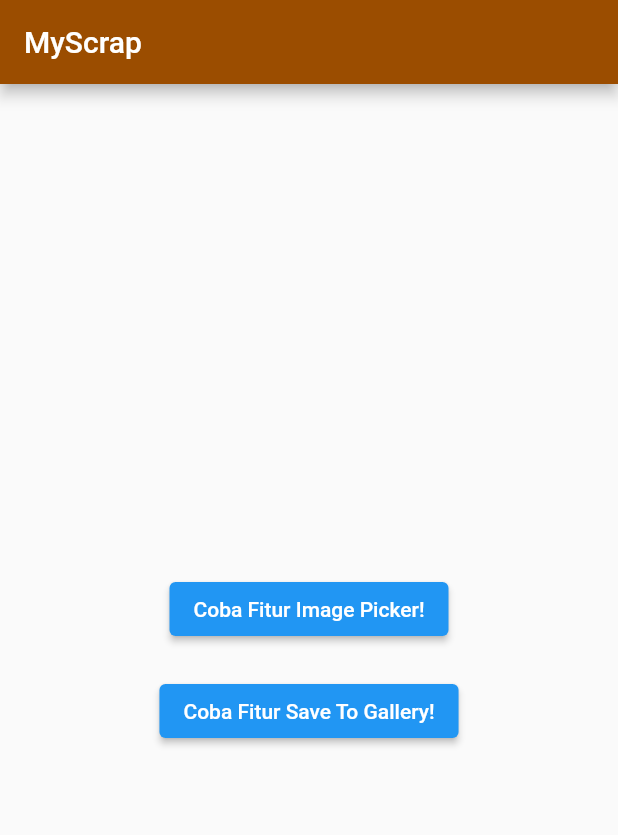
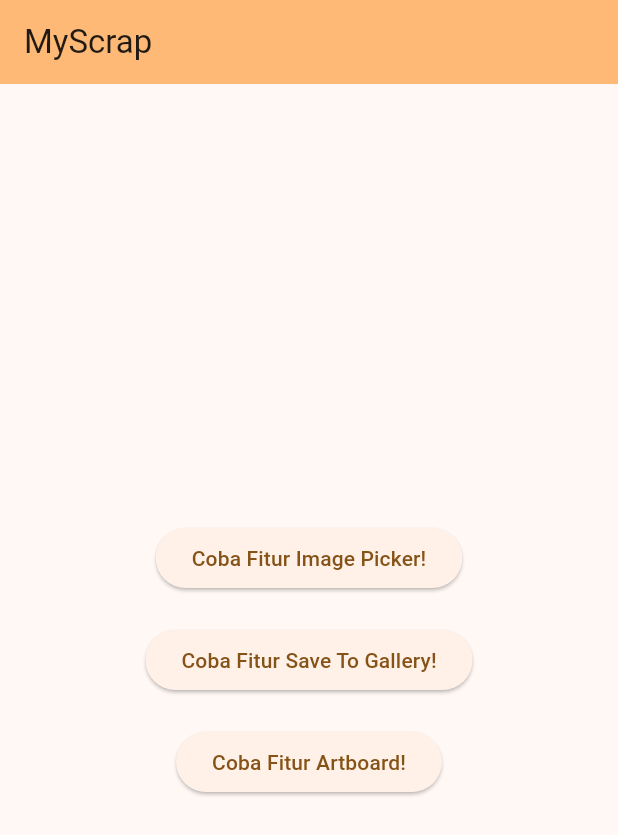
Before and after one commit to charlesbintang/flutter_rootproject, a Flutter app: the screen it shows after launch, on a phone screen of 412 x 824 dp. Shown: the top 835 px of the screen. Run offline on Flutter 3.47's test engine with Material 2 defaults, Android fonts, the phone set to English and light mode, and no system bars; our stand-ins replace dio, gallery_saver, image_picker, video_player.

Commit message:
ganti tampilan

```diff
--- /dev/null
+++ b/lib/child_class/coba_artboard.dart
@@ -0,0 +1,35 @@
+// Copyright 2013 The Flutter Authors. All rights reserved.
+// Use of this source code is governed by a BSD-style license that can be
+// found in the LICENSE file.
+
+import 'package:flutter/material.dart';
+import 'package:flutter_rootproject/feature_my_artboard/my_artboard.dart';
+
+class CobaArtboard extends StatelessWidget {
+  const CobaArtboard({
+    super.key,
+  });
+
+  @override
+  Widget build(BuildContext context) {
+    return Container(
+      margin: const EdgeInsets.all(10),
+      child: ElevatedButton(
+        // To styling button
+        // style: ButtonStyle(
+        //     foregroundColor: MaterialStateProperty.resolveWith(
+        //         (states) => Colors.white),
+        //     backgroundColor: MaterialStateProperty.resolveWith(
+        //         (states) => Colors.amber)),
+        child: const Text("Coba Fitur Artboard!"),
+        onPressed: () {
+          Navigator.of(context).push(
+            MaterialPageRoute(
+              builder: (context) => const MyArtboard(),
+            ),
+          );
+        },
+      ),
+    );
+  }
+}
--- a/lib/feature_image_picker/my_image_picker.dart
+++ b/lib/feature_image_picker/my_image_picker.dart
@@ -284,6 +284,7 @@ class _MyImagePickerState extends State<MyImagePicker> {
   Widget build(BuildContext context) {
     return Scaffold(
       appBar: AppBar(
+        backgroundColor: Theme.of(context).colorScheme.inversePrimary,
         title: const Text("Image Picker"),
       ),
       body: Center(
--- a/lib/feature_save_to_gallery/my_save_to_gallery.dart
+++ b/lib/feature_save_to_gallery/my_save_to_gallery.dart
@@ -25,9 +25,9 @@ class _MySaveToGalleryState extends State<MySaveToGallery> {
         // TRY THIS: Try changing the color here to a specific color (to
         // Colors.amber, perhaps?) and trigger a hot reload to see the AppBar
         // change color while the other colors stay the same.
-        backgroundColor: const Color.fromARGB(255, 184, 70, 28),
         // Here we take the value from the MyHomePage object that was created by
         // the App.build method, and use it to set our appbar title.
+        backgroundColor: Theme.of(context).colorScheme.inversePrimary,
         title: const Text(
           "Save To Gallery",
           style: TextStyle(color: Colors.white),
--- a/lib/main.dart
+++ b/lib/main.dart
@@ -1,10 +1,7 @@
-// Copyright 2013 The Flutter Authors. All rights reserved.
-// Use of this source code is governed by a BSD-style license that can be
-// found in the LICENSE file.
-
 // ignore_for_file: public_member_api_docs
 
 import 'package:flutter/material.dart';
+import 'package:flutter_rootproject/child_class/coba_artboard.dart';
 import 'package:flutter_rootproject/child_class/coba_image_picker.dart';
 import 'package:flutter_rootproject/child_class/coba_save_to_gallery.dart';
 
@@ -17,10 +14,13 @@ class MyApp extends StatelessWidget {
 
   @override
   Widget build(BuildContext context) {
-    return const MaterialApp(
+    return MaterialApp(
       title: 'SCRAPYBOOK',
-      home: MyScrap(),
-      // home: MyImagePicker(title: 'Image Picker Example'),
+      theme: ThemeData(
+        colorScheme: ColorScheme.fromSeed(seedColor: Colors.orange),
+        useMaterial3: true,
+      ),
+      home: const MyScrap(),
     );
   }
 }
@@ -37,8 +37,8 @@ class _MyScrapState extends State<MyScrap> {
   Widget build(BuildContext context) {
     return Scaffold(
       appBar: AppBar(
+        backgroundColor: Theme.of(context).colorScheme.inversePrimary,
         title: const Text("MyScrap"),
-        backgroundColor: const Color.fromARGB(255, 155, 77, 0),
       ),
       body: const Center(
         child: Column(
@@ -46,6 +46,7 @@ class _MyScrapState extends State<MyScrap> {
           children: <Widget>[
             CobaImagePicker(),
             CobaSaveToGallery(),
+            CobaArtboard(),
           ],
         ),
       ),
```
Also changed, not shown: lib/feature_my_artboard/my_artboard.dart (added, +21 -0 lines).
